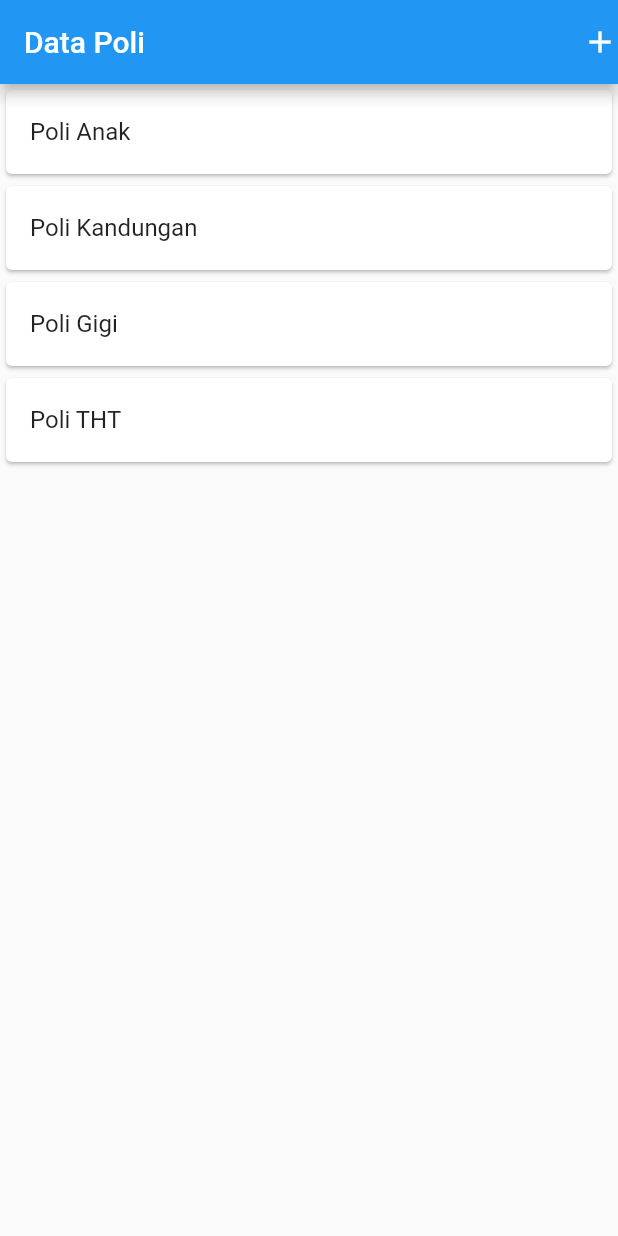
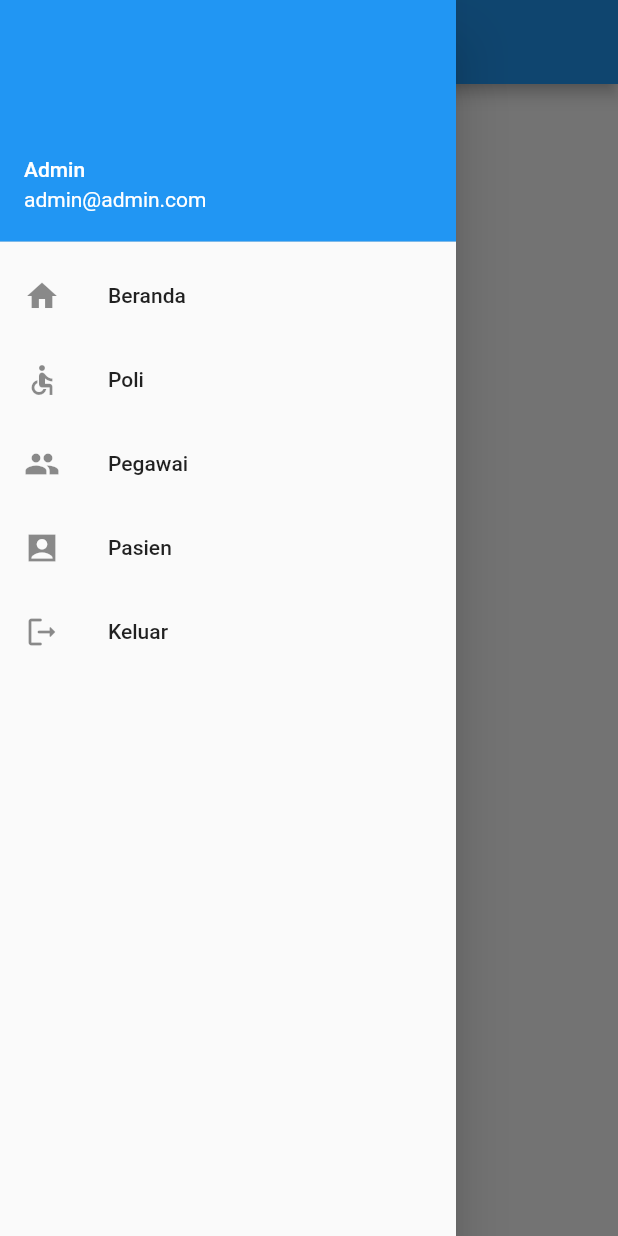
Before and after one commit to WahyudiJr/App_Poli, a Flutter app: the screen it shows after launch, with the side drawer open (before the commit the screen has no drawer), on a phone screen of 412 x 824 dp. Run offline on Flutter 3.47's test engine with Material 2 defaults, Android fonts, the phone set to English and light mode, and no system bars.

Commit message:
Pertemuan 9

```diff
--- a/lib/main.dart
+++ b/lib/main.dart
@@ -1,5 +1,5 @@
 import 'package:flutter/material.dart';
-import 'package:aplikasi/ui/poli_page.dart';
+import 'ui/beranda.dart';
 
 void main() {
   runApp(const MyApp());
@@ -14,7 +14,7 @@ class MyApp extends StatelessWidget {
     return MaterialApp(
       title: 'Klinik APP',
       debugShowCheckedModeBanner: false,
-      home: PoliPage(),
+      home: Beranda(),
     );
   }
 }
--- /dev/null
+++ b/lib/ui/beranda.dart
@@ -0,0 +1,17 @@
+import 'package:aplikasi/widget/sidebar.dart';
+import 'package:flutter/material.dart';
+
+class Beranda extends StatelessWidget {
+  const Beranda({super.key});
+
+  @override
+  Widget build(BuildContext context) {
+    return Scaffold(
+      drawer: Sidebar(),
+      appBar: AppBar(title: Text("Beranda")),
+      body: Center(
+        child: Text("Anak Haram Kau Gausah Lahir"),
+      ),
+    );
+  }
+}
--- a/lib/ui/poli_page.dart
+++ b/lib/ui/poli_page.dart
@@ -1,3 +1,4 @@
+import 'package:aplikasi/widget/sidebar.dart';
 import 'package:flutter/material.dart';
 import '../model/poli.dart';
 import 'poli_detail.dart';
@@ -15,6 +16,7 @@ class _PoliPageState extends State<PoliPage> {
   @override
   Widget build(BuildContext context) {
     return Scaffold(
+      drawer: Sidebar(),
       appBar: AppBar(
         title: const Text("Data Poli"),
         actions: [
--- /dev/null
+++ b/lib/widget/sidebar.dart
@@ -0,0 +1,58 @@
+import 'package:flutter/material.dart';
+import '../ui/beranda.dart';
+import '../ui/login.dart';
+import '../ui/poli_page.dart';
+
+class Sidebar extends StatelessWidget {
+  const Sidebar({Key? key}) : super(key: key);
+
+  @override
+  Widget build(BuildContext context) {
+    return Drawer(
+      child: ListView(
+        padding: EdgeInsets.zero,
+        children: [
+          UserAccountsDrawerHeader(
+              accountName: Text("Admin"),
+              accountEmail: Text("admin@admin.com")),
+          ListTile(
+            leading: Icon(Icons.home),
+            title: Text("Beranda"),
+            onTap: () {
+              Navigator.push(
+                  context, MaterialPageRoute(builder: (context) => Beranda()));
+            },
+          ),
+          ListTile(
+            leading: Icon(Icons.accessible),
+            title: Text("Poli"),
+            onTap: () {
+              Navigator.push(
+                  context, MaterialPageRoute(builder: (context) => PoliPage()));
+            },
+          ),
+          ListTile(
+            leading: Icon(Icons.people),
+            title: Text("Pegawai"),
+            onTap: () {},
+          ),
+          ListTile(
+            leading: Icon(Icons.account_box_sharp),
+            title: Text("Pasien"),
+            onTap: () {},
+          ),
+          ListTile(
+            leading: Icon(Icons.logout_rounded),
+            title: Text("Keluar"),
+            onTap: () {
+              Navigator.pushAndRemoveUntil(
+                  context,
+                  MaterialPageRoute(builder: (context) => Login()),
+                  (Route<dynamic> route) => false);
+            },
+          )
+        ],
+      ),
+    );
+  }
+}
```
Also changed, not shown: lib/ui/login.dart (added, +69 -0 lines), lib/ui/poli_detail.dart (+28 -1 lines).
